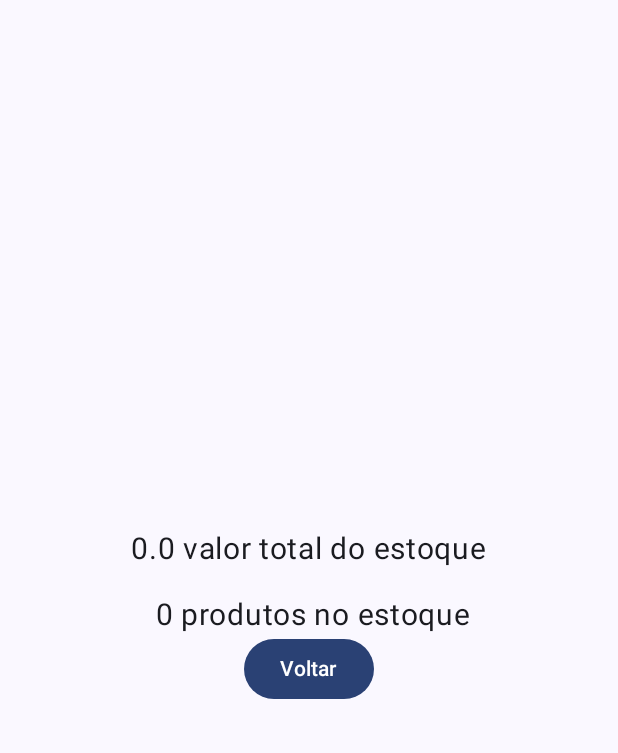
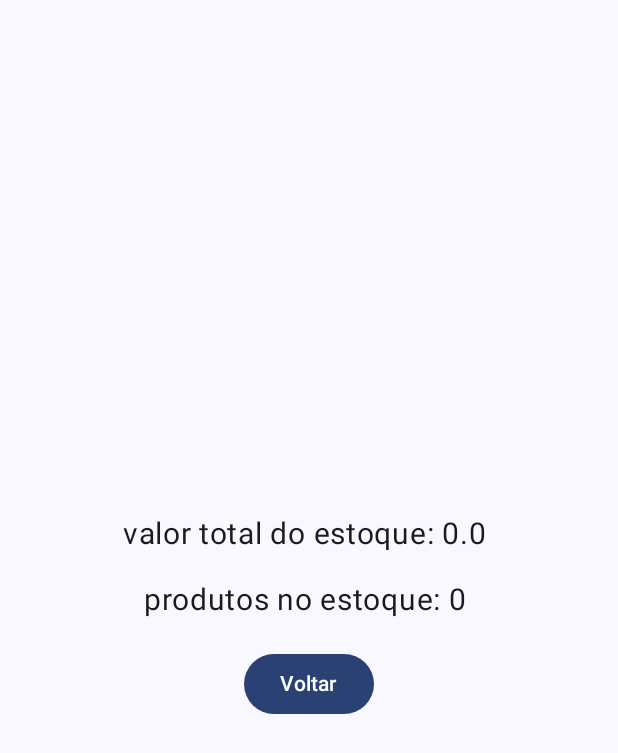
Before and after one commit to drielDev/ProvaMobile, an Android app built with Jetpack Compose: the composable InformacaoEstoque shown on its own in the app's theme, on a phone screen of 412 x 824 dp. Shown: the top 753 px of the screen. Run offline under Robolectric (Android 15) with nearby library versions, the phone set to English and light mode, and no system bars.

```diff
--- a/Lojinha/app/src/main/java/com/example/lojinha/MainActivity.kt
+++ b/Lojinha/app/src/main/java/com/example/lojinha/MainActivity.kt
@@ -77,7 +77,6 @@ fun Cadastro(navController: NavController, listaProdutos: MutableList<Produto>)
         Spacer(modifier = Modifier.height(20.dp))
 
         Button(onClick = {
-            // Verificação de parametros
             if (nome.isBlank() || categoria.isBlank() || preco.isBlank() || quantEstoque.isBlank()) {
                 Toast.makeText(context, "Preencher todos os campos!", Toast.LENGTH_SHORT).show()
             } else if (quantEstoque.toInt() < 1) {
@@ -182,8 +181,8 @@ fun ProdutoActivity(navController: NavController, produtos: List<Produto>) {
         Row(
             modifier = Modifier
                 .fillMaxWidth()
-                .padding(16.dp), // Adicionando padding aos botões
-            horizontalArrangement = Arrangement.SpaceEvenly // Espaçamento igual entre os botões
+                .padding(16.dp),
+            horizontalArrangement = Arrangement.SpaceEvenly
         ) {
             Button(
                 onClick = {
@@ -233,11 +232,13 @@ fun InformacaoEstoque(navController: NavController) {
         verticalArrangement = Arrangement.Center,
         horizontalAlignment = Alignment.CenterHorizontally
     ) {
-        Text(text = "${Estoque.calcularValorTotalEstoque()} valor total do estoque", fontSize = 20.sp)
+        Text(text = "valor total do estoque: ${Estoque.calcularValorTotalEstoque()} ", fontSize = 20.sp)
 
         Spacer(modifier = Modifier.height(20.dp))
 
-        Text(text = " ${Estoque.quantidadeTotalProdutos()} produtos no estoque", fontSize = 20.sp)
+        Text(text = "produtos no estoque: ${Estoque.quantidadeTotalProdutos()} ", fontSize = 20.sp)
+
+        Spacer(modifier = Modifier.height(20.dp))
 
         Button(onClick = { navController.popBackStack() }) {
             Text(text = "Voltar")
```
